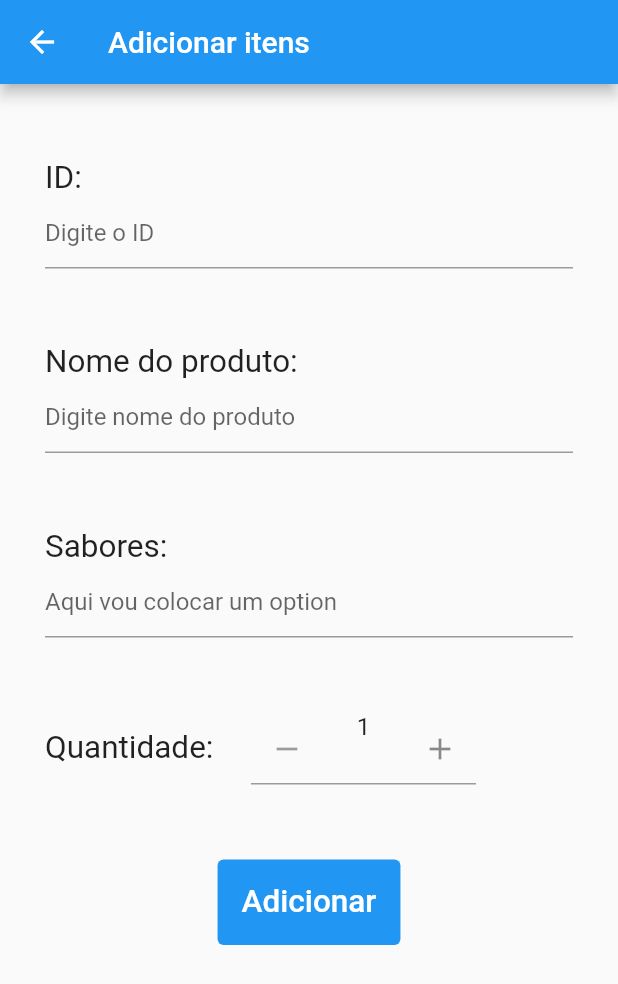
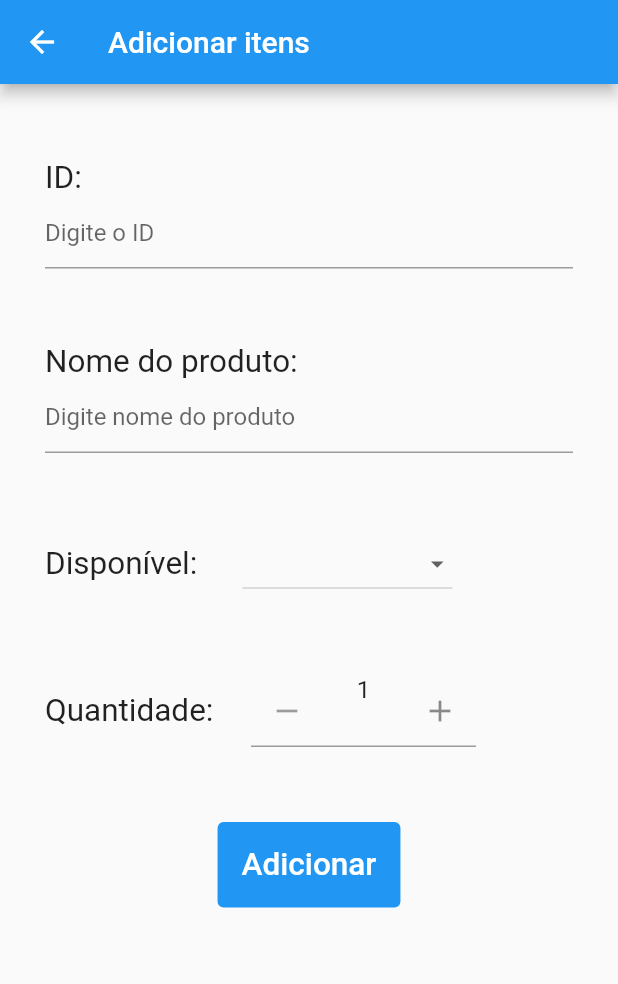
Before and after one commit to JOA0Vitor/App_pastel, a Flutter app: the adicionarItem screen opened directly, on a phone screen of 412 x 824 dp. Shown: the top 984 px of the screen. Run offline on Flutter 3.47's test engine with Material 2 defaults, Android fonts, the phone set to English and light mode, and no system bars; drawn by our look-alikes of flutter_spinbox; our stand-ins replace google_fonts; network calls fail.

Commit message:
commit basic

```diff
--- a/lib/pages/adicionarItem.dart
+++ b/lib/pages/adicionarItem.dart
@@ -1,10 +1,20 @@
+// ignore: file_names
 import 'package:flutter/material.dart';
 import 'package:flutter_spinbox/flutter_spinbox.dart';
 
+const List<String> disponivelParaSelecionar = <String>['Pastel', 'Coxinha'];
+
+String? dropdownValue;
+
 // ignore: camel_case_types
-class adicionarItem extends StatelessWidget {
+class adicionarItem extends StatefulWidget {
   const adicionarItem({super.key});
+  @override
+  State<adicionarItem> createState() => _adicionarItemState();
+}
 
+// ignore: camel_case_types
+class _adicionarItemState extends State<adicionarItem> {
   @override
   Widget build(BuildContext context) {
     return SafeArea(
@@ -40,12 +50,40 @@ class adicionarItem extends StatelessWidget {
                 const SizedBox(
                   height: 50,
                 ),
-                const Text("Sabores:", style: TextStyle(fontSize: 21)),
-                const TextField(
-                  decoration: InputDecoration(
-                      hintText: 'Aqui vou colocar um option',
-                      hintStyle: TextStyle(fontSize: 16)),
+
+                Row(
+                  children: [
+                    const Text("Disponível:", style: TextStyle(fontSize: 21)),
+                    Container(
+                      width: 140,
+                      margin: const EdgeInsets.only(
+                        left: 30,
+                      ),
+                      child: Center(
+                        child: DropdownButton<String>(
+                          iconSize: 20,
+                          isExpanded: true,
+                          style: const TextStyle(
+                              fontSize: 21, color: Colors.black87),
+                          value: dropdownValue,
+                          onChanged: (String? newValue) {
+                            // Atualize o valor quando uma opção for selecionada.
+                            setState(() {
+                              dropdownValue = newValue;
+                            });
+                          },
+                          items: disponivelParaSelecionar.map((String item) {
+                            return DropdownMenuItem<String>(
+                              value: item,
+                              child: Text(item),
+                            );
+                          }).toList(),
+                        ),
+                      ),
+                    ),
+                  ],
                 ),
+
                 const SizedBox(
                   height: 50,
                 ),
```
